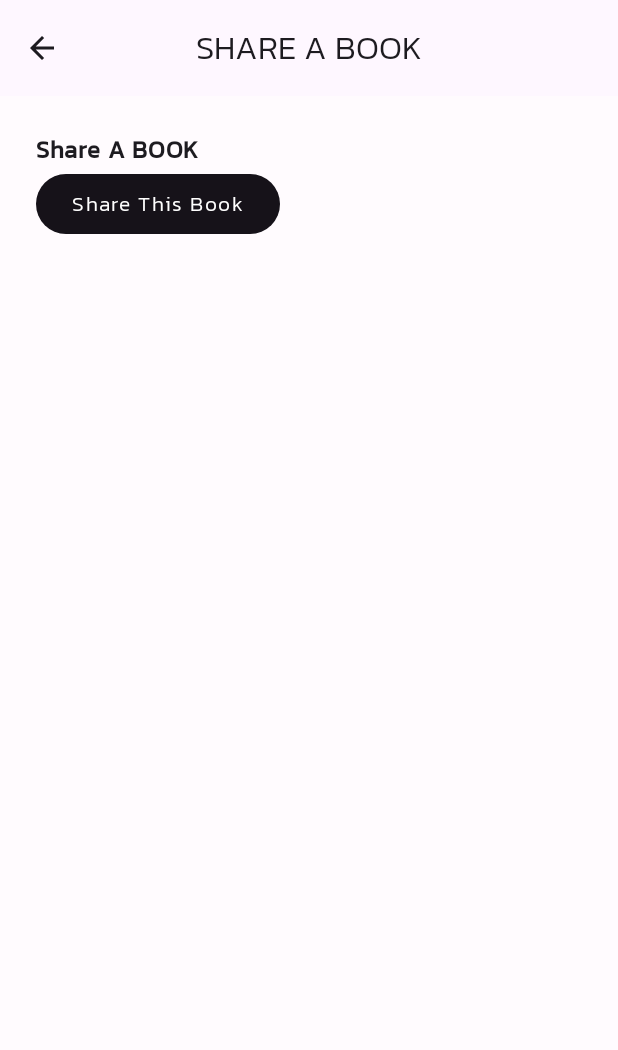
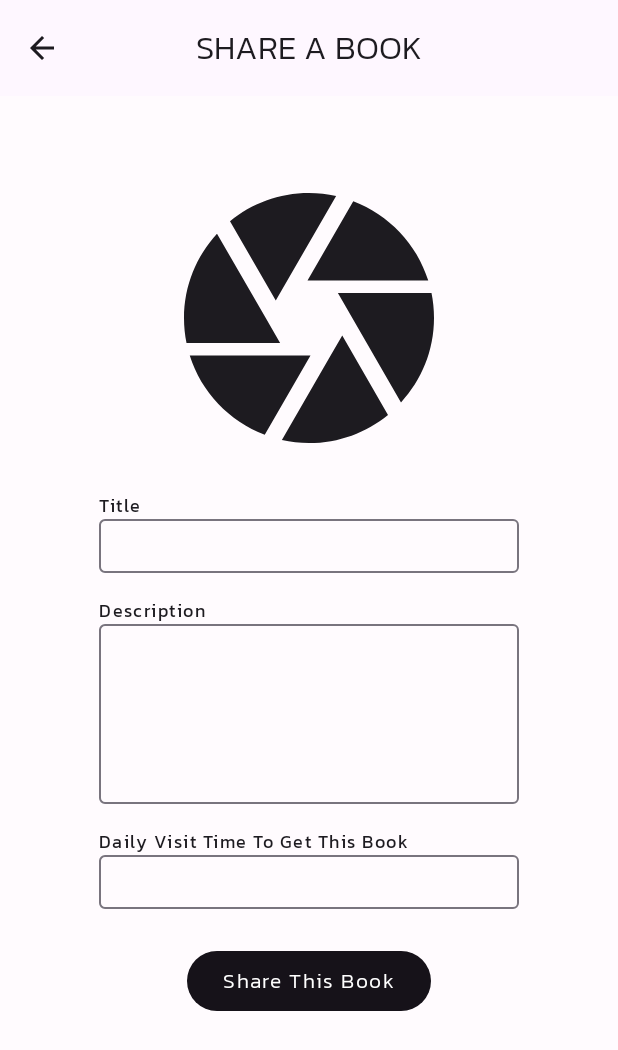
Before and after one commit to kwi64/BookCycles, an Android app built with Jetpack Compose: the ShareBookScreen screen opened through its navigation route, on a phone screen of 412 x 824 dp. Shown: the top 1050 px of the screen. Run offline under Robolectric (Android 15) with nearby library versions, the phone set to English and light mode, and no system bars.

Commit message:
feat(sharebook ui): Add ui for share a book, including camera access

```diff
--- a/app/src/main/AndroidManifest.xml
+++ b/app/src/main/AndroidManifest.xml
@@ -1,6 +1,10 @@
 <?xml version="1.0" encoding="utf-8"?>
 <manifest xmlns:android="http://schemas.android.com/apk/res/android"
     xmlns:tools="http://schemas.android.com/tools">
+
+    <!-- Add the camera permission here, outside the <application> tag -->
+    <uses-permission android:name="android.permission.CAMERA" />
+    <uses-feature android:name="android.hardware.camera" android:required="true" />
 
     <application
         android:allowBackup="true"
--- a/app/src/main/java/com/csis4175/bookcycles/ui/screens/share_book/ShareBookScreen.kt
+++ b/app/src/main/java/com/csis4175/bookcycles/ui/screens/share_book/ShareBookScreen.kt
@@ -1,17 +1,112 @@
 package com.csis4175.bookcycles.ui.screens.share_book
 
-import androidx.compose.foundation.layout.Column
+import android.graphics.Bitmap
+import androidx.activity.compose.rememberLauncherForActivityResult
+import androidx.activity.result.contract.ActivityResultContracts
+import androidx.compose.foundation.Image
+import androidx.compose.foundation.layout.*
+import androidx.compose.foundation.clickable
+import androidx.compose.material.icons.Icons
+import androidx.compose.material.icons.filled.Camera
 import androidx.compose.material3.Button
+import androidx.compose.material3.Icon
+import androidx.compose.material3.MaterialTheme
 import androidx.compose.material3.Text
-import androidx.compose.runtime.Composable
+import androidx.compose.runtime.*
+import androidx.compose.ui.Alignment
+import androidx.compose.ui.Modifier
+import androidx.compose.ui.graphics.asImageBitmap
+import androidx.compose.ui.unit.dp
+import com.csis4175.bookcycles.ui.components.InputTextField
+
+// Data class to represent a book
+data class Book(val image: Bitmap?,
+                val title: String,
+                val description: String,
+                val dailyVisitTime: String)
 
 @Composable
 fun ShareBookScreen(
-    onShareThisBookButtonClicked: () -> Unit = {}
-){
-    Column {
-        Text("Share A BOOK")
-        Button(onClick = onShareThisBookButtonClicked) {
+    onShareThisBookButtonClicked: (Book) -> Unit
+) {
+    var bookImage by remember { mutableStateOf<Bitmap?>(null) }
+    var title by remember { mutableStateOf("") }
+    var description by remember { mutableStateOf("") }
+    var dailyVisitTime by remember { mutableStateOf("") }
+
+    // Launcher for capturing an image from the camera
+    val launcher = rememberLauncherForActivityResult(
+        contract = ActivityResultContracts.TakePicturePreview()
+    ) { bitmap ->
+        bookImage = bitmap
+    }
+
+    Column(
+        modifier = Modifier
+            .fillMaxSize()
+            .padding(16.dp),
+        horizontalAlignment = Alignment.CenterHorizontally
+    ) {
+        //Text("Share a Book", style = MaterialTheme.typography.displayLarge)
+
+        Spacer(modifier = Modifier.height(8.dp))
+
+        // Image Capture Section
+        Box(
+            modifier = Modifier
+                .size(200.dp)
+                .clickable { launcher.launch(null) }, // Open camera when clicked
+            contentAlignment = Alignment.Center
+        ) {
+            if (bookImage != null) {
+                Image(bitmap = bookImage!!.asImageBitmap(), contentDescription = "Book Image",
+                    modifier = Modifier.size(200.dp))
+            } else {
+                Icon(
+                    imageVector = Icons.Filled.Camera,
+                    contentDescription = "Camera Icon",
+                    modifier = Modifier.size(200.dp) // Size the icon appropriately
+                )
+            }
+        }
+
+        Spacer(modifier = Modifier.height(16.dp))
+
+        // Title Input Field
+        InputTextField(
+            label = "Title",
+            value = title,
+            onValueChange = { title = it }
+        )
+
+        Spacer(modifier = Modifier.height(8.dp))
+
+        // Description Input Field
+        InputTextField(
+            label = "Description",
+            value = description,
+            onValueChange = { description = it },
+            modifier = Modifier.height(120.dp) // Make it larger for multi-line input
+        )
+
+        Spacer(modifier = Modifier.height(8.dp))
+
+        // Daily Visit Time Input Field
+        InputTextField(
+            label = "Daily Visit Time To Get This Book",
+            value = dailyVisitTime,
+            onValueChange = { dailyVisitTime = it }
+        )
+
+        Spacer(modifier = Modifier.height(16.dp))
+
+        Button(onClick = {
+            val book = Book(image = bookImage,
+                title = title,
+                description = description,
+                dailyVisitTime = dailyVisitTime)
+            onShareThisBookButtonClicked(book)
+        }) {
             Text("Share This Book")
         }
     }
```
